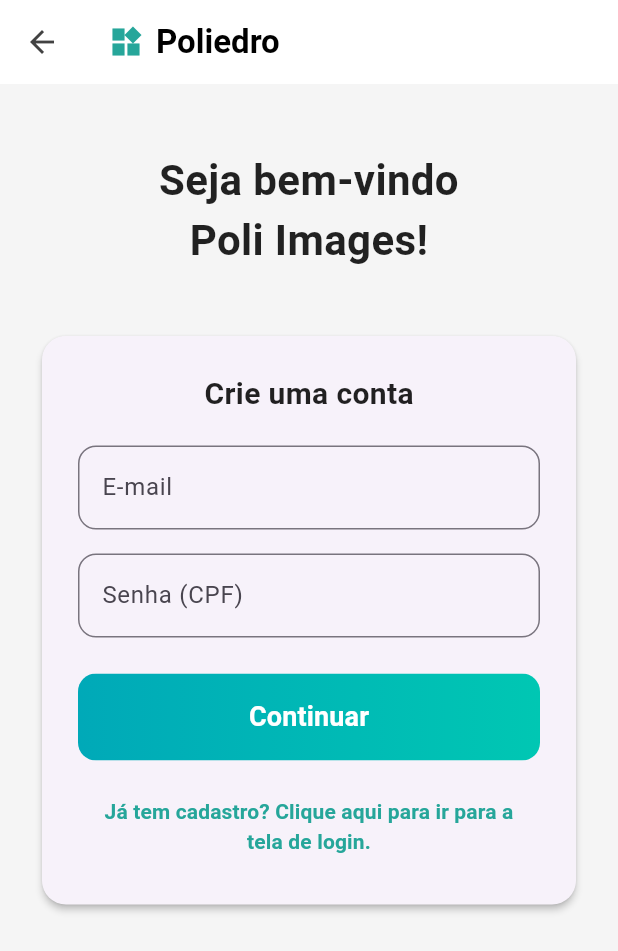
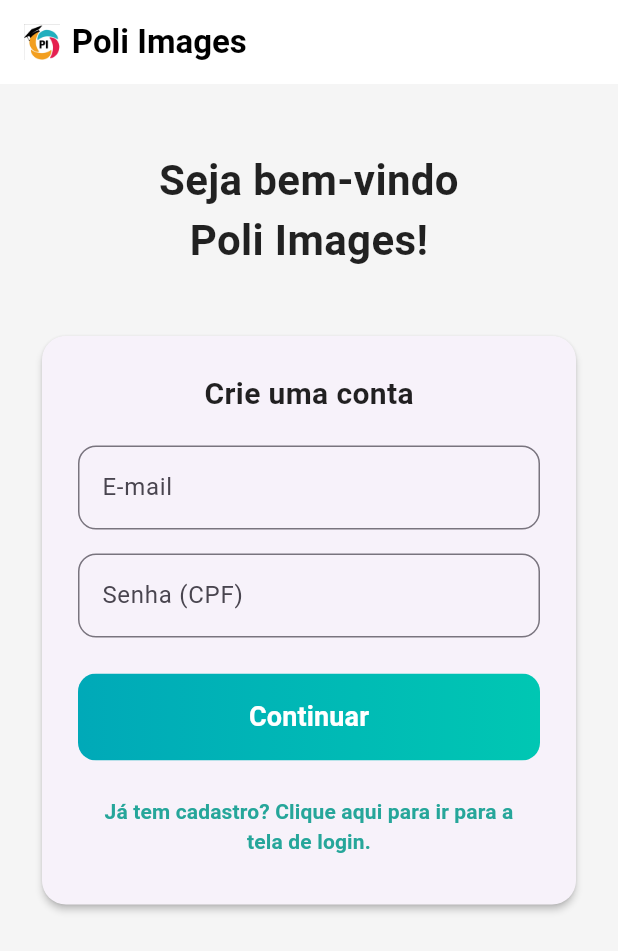
Before and after one commit to PoliImages/poli-images-front, a Flutter app: the screen it shows after launch, after a tap on "Não tem cadastro? Clique aqui", on a phone screen of 412 x 824 dp. Shown: the top 951 px of the screen. Run offline on Flutter 3.47's test engine with Material 3 defaults, Android fonts, the phone set to English and light mode, and no system bars; our stand-ins replace flutter_dotenv; network calls fail.

Commit message:
feat: ajusta responsividade para telas de login e regitro

```diff
--- a/lib/features/auth/presentation/pages/login_page.dart
+++ b/lib/features/auth/presentation/pages/login_page.dart
@@ -45,7 +45,7 @@
       if (result['statusCode'] == 200) {
         Navigator.of(context).pushReplacement(
           MaterialPageRoute(
-            builder: (context) => HomePage(),
+            builder: (context) => const HomePage(),
           ),
         );
       }
@@ -82,10 +82,11 @@
         elevation: 0,
         title: Row(
           children: [
+            // CORREÇÃO: Usando Icon(Icons.widgets) como fallback se a imagem não carregar.
             Image.asset(
               'assets/logo_poliedro.png',
               height: 24,
-              errorBuilder: (context, error, stackTrace) => const Icon(Icons.widgets),
+              errorBuilder: (context, error, stackTrace) => const Icon(Icons.widgets, color: Colors.blueAccent),
             ),
             const SizedBox(width: 8),
             const Text(
@@ -115,7 +116,18 @@
                 ),
               ),
               const SizedBox(height: 40),
-              Card(
+
+              // === INÍCIO DO AJUSTE DE RESPONSIVIDADE ===
+              // O Center garante a centralização do Card em telas largas.
+              // O ConstrainedBox limita o tamanho MÁXIMO do Card.
+              Center(
+                child: ConstrainedBox(
+                  constraints: const BoxConstraints(
+                    // Define o tamanho máximo para o Card em telas grandes (e.g., desktop/tablet).
+                    // Em telas menores que 450px, ele se adapta à largura total disponível (menos o padding).
+                    maxWidth: 450,
+                  ),
+                  child: Card(
                     elevation: 2,
                     shape: RoundedRectangleBorder(
                       borderRadius: BorderRadius.circular(16),
@@ -123,6 +135,7 @@
                     child: Padding(
                       padding: const EdgeInsets.all(24.0),
                       child: Column(
+                        mainAxisSize: MainAxisSize.min, // Garante que a coluna se ajuste ao conteúdo
                         children: [
                           const Text(
                             'Acesse sua conta',
@@ -164,6 +177,9 @@
                       ),
                     ),
                   ),
+                ),
+              ),
+              // === FIM DO AJUSTE DE RESPONSIVIDADE ===
             ],
           ),
         ),
--- a/lib/features/auth/presentation/pages/register_page.dart
+++ b/lib/features/auth/presentation/pages/register_page.dart
@@ -1,6 +1,7 @@
 import 'package:flutter/material.dart';
 import '../../services/auth_service.dart';
 
+//Poliedro
 class RegisterPage extends StatefulWidget {
   const RegisterPage({super.key});
 
@@ -38,6 +39,10 @@
         message: result['message'],
         isSuccess: result['statusCode'] == 201,
       );
+      // Se o registro for bem-sucedido, volta para a tela de login.
+      if (result['statusCode'] == 201) {
+        _navigateToLogin();
+      }
     }
   }
 
@@ -67,15 +72,17 @@
       appBar: AppBar(
         backgroundColor: Colors.white,
         elevation: 0,
-        // Adiciona um botão de "voltar" automaticamente
-        automaticallyImplyLeading: true,
-        iconTheme: IconThemeData(color: Colors.grey[800]),
+        automaticallyImplyLeading: false,
         title: Row(
           children: [
-            Icon(Icons.widgets, color: Colors.teal[400]),
+            Image.asset(
+              'assets/logo_poliedro.png',
+              height: 24,
+              errorBuilder: (context, error, stackTrace) => const Icon(Icons.widgets, color: Colors.blueAccent),
+            ),
             const SizedBox(width: 8),
             const Text(
-              'Poliedro',
+              'Poli Images',
               style: TextStyle(
                 color: Colors.black,
                 fontWeight: FontWeight.bold,
@@ -101,7 +108,17 @@
                 ),
               ),
               const SizedBox(height: 40),
-              Card(
+
+              // === INÍCIO DO AJUSTE DE RESPONSIVIDADE ===
+              // O Center garante a centralização do Card em telas largas.
+              // O ConstrainedBox limita o tamanho MÁXIMO do Card.
+              Center(
+                child: ConstrainedBox(
+                  constraints: const BoxConstraints(
+                    // Largura máxima para o formulário
+                    maxWidth: 450,
+                  ),
+                  child: Card(
                     elevation: 2,
                     shape: RoundedRectangleBorder(
                       borderRadius: BorderRadius.circular(16),
@@ -109,6 +126,7 @@
                     child: Padding(
                       padding: const EdgeInsets.all(24.0),
                       child: Column(
+                        mainAxisSize: MainAxisSize.min, // Ajusta a coluna ao seu conteúdo
                         children: [
                           const Text(
                             'Crie uma conta',
@@ -150,6 +168,9 @@
                       ),
                     ),
                   ),
+                ),
+              ),
+              // === FIM DO AJUSTE DE RESPONSIVIDADE ===
             ],
           ),
         ),
```
Lines whose indentation alone changed are shown as unchanged.
